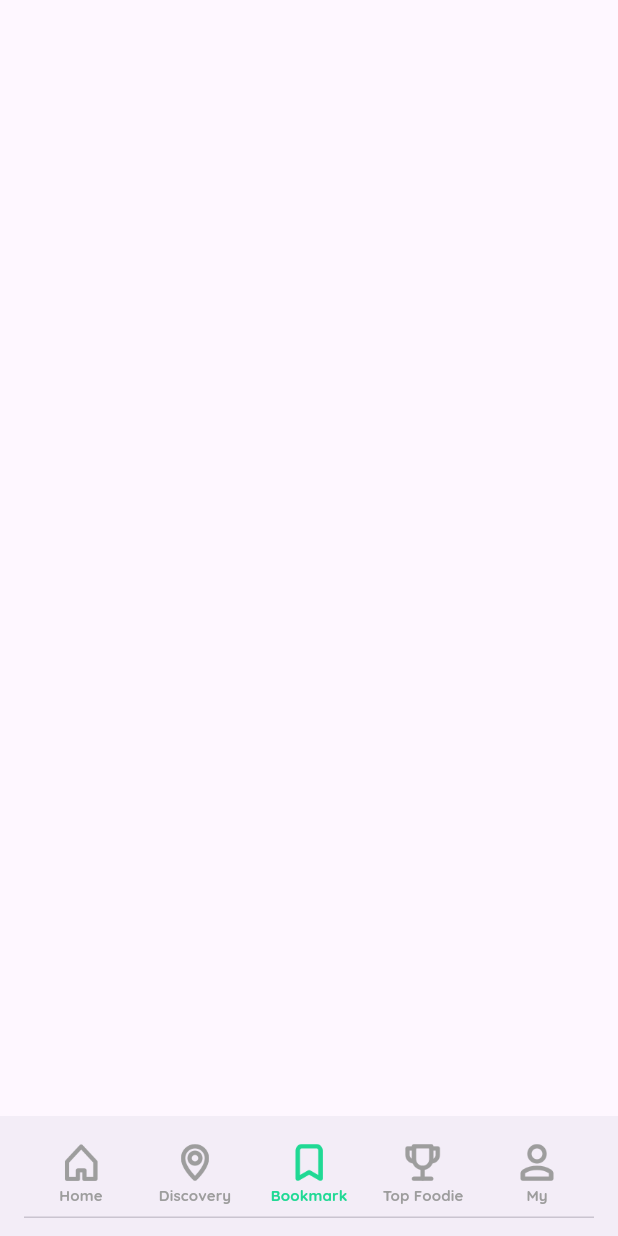
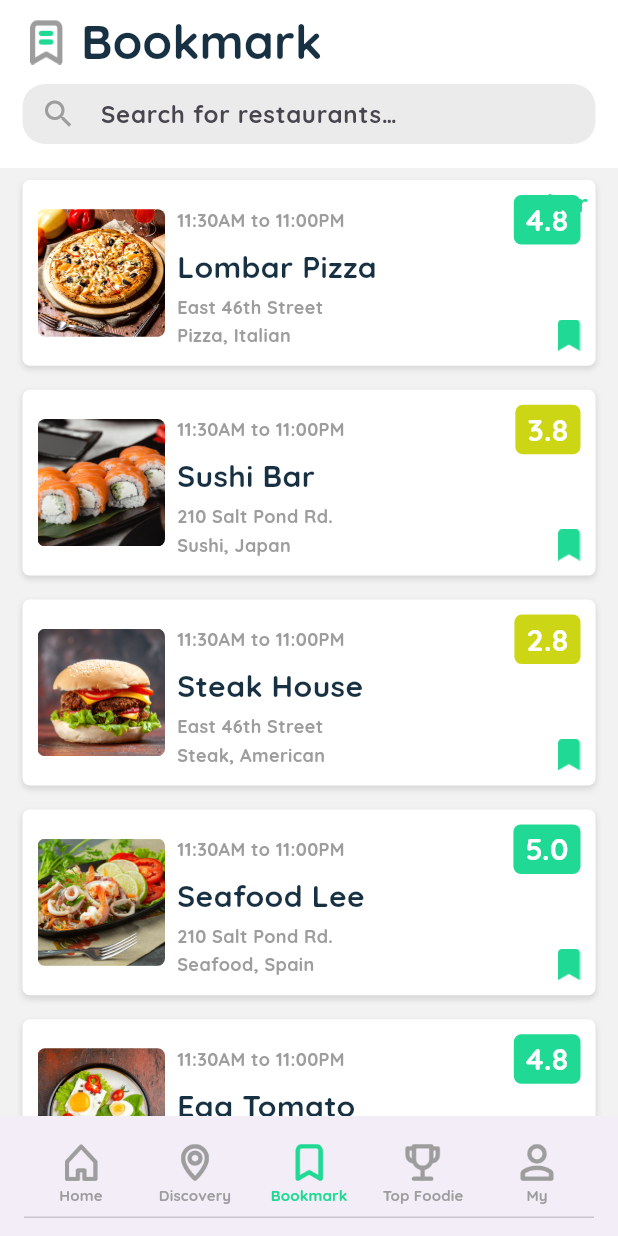
Before and after one commit to Gaitan19/flutterClass, a Flutter app: the MainTabView screen opened directly, item 3 of the bottom bar chosen, on a phone screen of 412 x 824 dp. Run offline on Flutter 3.47's test engine with Material 3 defaults, Android fonts, the phone set to English and light mode, and no system bars; our stand-ins replace dio, flutter_otp_text_field, flutter_rating_bar, flutter_slidable, google_maps_flutter, readmore and 1 more; missing offline and left inert: custom_map_markers, widget_mask; accounts and stored records are empty.

Commit message:
feat: Refactor BookmarkView to use ListView.builder for displaying nearby restaurants

```diff
--- a/flutterProyects/foot_restauran_app/lib/view/bookmark/bookmark_view.dart
+++ b/flutterProyects/foot_restauran_app/lib/view/bookmark/bookmark_view.dart
@@ -1,15 +1,163 @@
 import 'package:flutter/material.dart';
+import 'package:foot_restauran_app/common/color_extenstion.dart';
+import '../../common_widget/line_textfield.dart';
+import '../../common_widget/near_by_list_row.dart';
+import '../../common_widget/popup_layout.dart';
+import '../discovery/filter_view.dart';
 
-class BookmakView extends StatefulWidget {
-  const BookmakView({super.key});
+class BookmarkView extends StatefulWidget {
+  const BookmarkView({super.key});
 
   @override
-  State<BookmakView> createState() => _BookmakViewState();
+  State<BookmarkView> createState() => _BookmarkViewState();
 }
 
-class _BookmakViewState extends State<BookmakView> {
+class _BookmarkViewState extends State<BookmarkView> {
+  TextEditingController txtSearch = TextEditingController();
+
+  List nearbyArr = [
+    {
+      "name": "Lombar Pizza",
+      "address": "East 46th Street",
+      "category": "Pizza, Italian",
+      "image": "assets/img/l1.png",
+      "time": "11:30AM to 11:00PM",
+      "rate": 4.8
+    },
+    {
+      "name": "Sushi Bar",
+      "address": "210 Salt Pond Rd.",
+      "category": "Sushi, Japan",
+      "image": "assets/img/l2.png",
+      "time": "11:30AM to 11:00PM",
+      "rate": 3.8
+    },
+    {
+      "name": "Steak House",
+      "address": "East 46th Street",
+      "category": "Steak, American",
+      "image": "assets/img/l3.png",
+      "time": "11:30AM to 11:00PM",
+      "rate": 2.8
+    },
+    {
+      "name": "Seafood Lee",
+      "address": "210 Salt Pond Rd.",
+      "category": "Seafood, Spain",
+      "image": "assets/img/t1.png",
+      "time": "11:30AM to 11:00PM",
+      "rate": 5.0
+    },
+    {
+      "name": "Egg Tomato",
+      "address": "East 46th Street",
+      "category": "Egg, Italian",
+      "image": "assets/img/t2.png",
+      "time": "11:30AM to 11:00PM",
+      "rate": 4.8
+    },
+    {
+      "name": "Burger Hot",
+      "address": "East 46th Street",
+      "category": "Pizza, Italian",
+      "image": "assets/img/t3.png",
+      "time": "11:30AM to 11:00PM",
+      "rate": 4.8
+    }
+  ];
+
   @override
   Widget build(BuildContext context) {
-    return Container();
+    return Scaffold(
+      backgroundColor: TColor.bg,
+      body: NestedScrollView(
+        headerSliverBuilder: (context, innerBoxIsScrolled) {
+          return [
+            SliverAppBar(
+              backgroundColor: Colors.white,
+              elevation: 0,
+              pinned: true,
+              floating: false,
+              centerTitle: false,
+              leadingWidth: 0,
+              automaticallyImplyLeading: false,
+              title: Row(
+                children: [
+                  Image.asset(
+                    "assets/img/bookmark_icon.png",
+                    width: 30,
+                    height: 30,
+                    fit: BoxFit.contain,
+                  ),
+                  const SizedBox(
+                    width: 8,
+                  ),
+                  Text(
+                    "Bookmark",
+                    textAlign: TextAlign.left,
+                    style: TextStyle(
+                        color: TColor.text,
+                        fontSize: 32,
+                        fontWeight: FontWeight.w700),
+                  ),
+                ],
+              ),
+            ),
+            SliverAppBar(
+              backgroundColor: Colors.white,
+              elevation: 1,
+              pinned: false,
+              floating: true,
+              primary: false,
+              expandedHeight: 50,
+              automaticallyImplyLeading: false,
+              flexibleSpace: Padding(
+                padding: const EdgeInsets.symmetric(horizontal: 15),
+                child: RoundTextField(
+                  controller: txtSearch,
+                  hitText: "Search for restaurants…",
+                  leftIcon: Icon(Icons.search, color: TColor.gray),
+                ),
+              ),
+            ),
+          ];
+        },
+        body: Stack(
+          alignment: Alignment.topCenter,
+          children: [
+            ListView.builder(
+                itemCount: nearbyArr.length,
+                itemBuilder: (context, index) {
+                  var fObj = nearbyArr[index] as Map? ?? {};
+                  return NearByListRow(
+                    fObj: fObj,
+                    isBookmark: true,
+                  );
+                }),
+            Row(
+              mainAxisAlignment: MainAxisAlignment.end,
+              children: [
+                Padding(
+                  padding: const EdgeInsets.symmetric(horizontal: 8),
+                  child: TextButton(
+                    onPressed: () {
+                      Navigator.push(
+                          context, PopupLayout(child: const FilterView()));
+                    },
+                    child: Text(
+                      "Filter",
+                      style: TextStyle(
+                          color: TColor.primary,
+                          fontSize: 16,
+                          fontWeight: FontWeight.w700),
+                    ),
+                  ),
+                )
+              ],
+            ),
+          ],
+        ),
+      ),
+    );
   }
 }
--- a/flutterProyects/foot_restauran_app/lib/view/main_tab/main_tab_view.dart
+++ b/flutterProyects/foot_restauran_app/lib/view/main_tab/main_tab_view.dart
@@ -35,7 +35,7 @@ class _MainTabViewState extends State<MainTabView>
       body: TabBarView(controller: controller, children: const [
         HomeView(),
         DiscoveryView(),
-        BookmakView(),
+        BookmarkView(),
         TopFoodieView(),
         MyProfileView(),
       ]),
```
